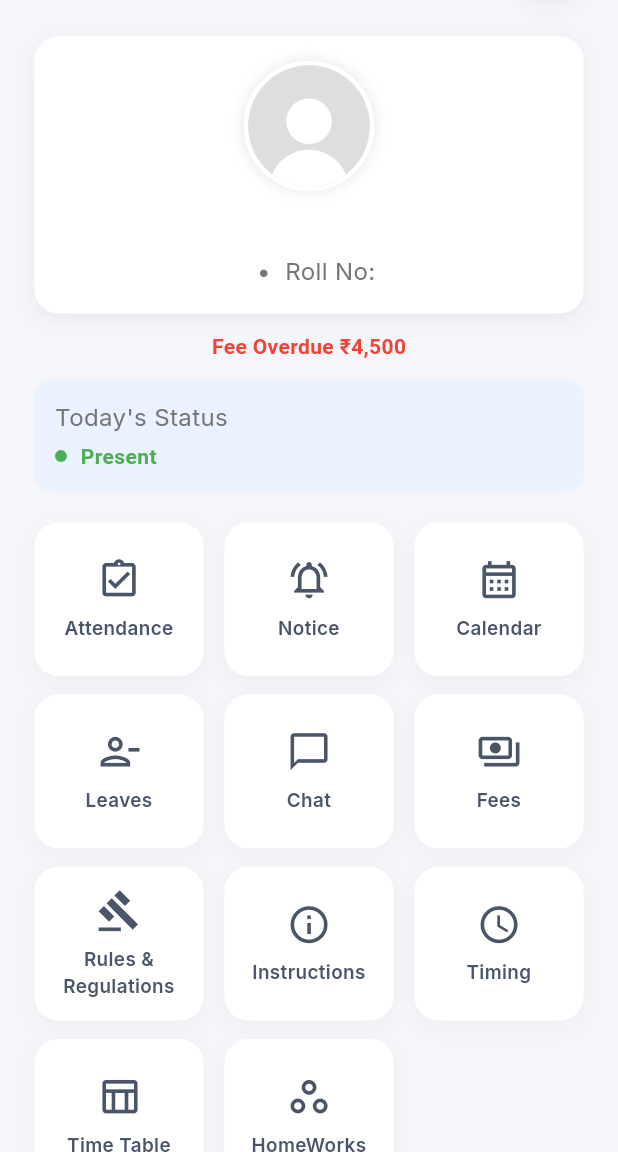
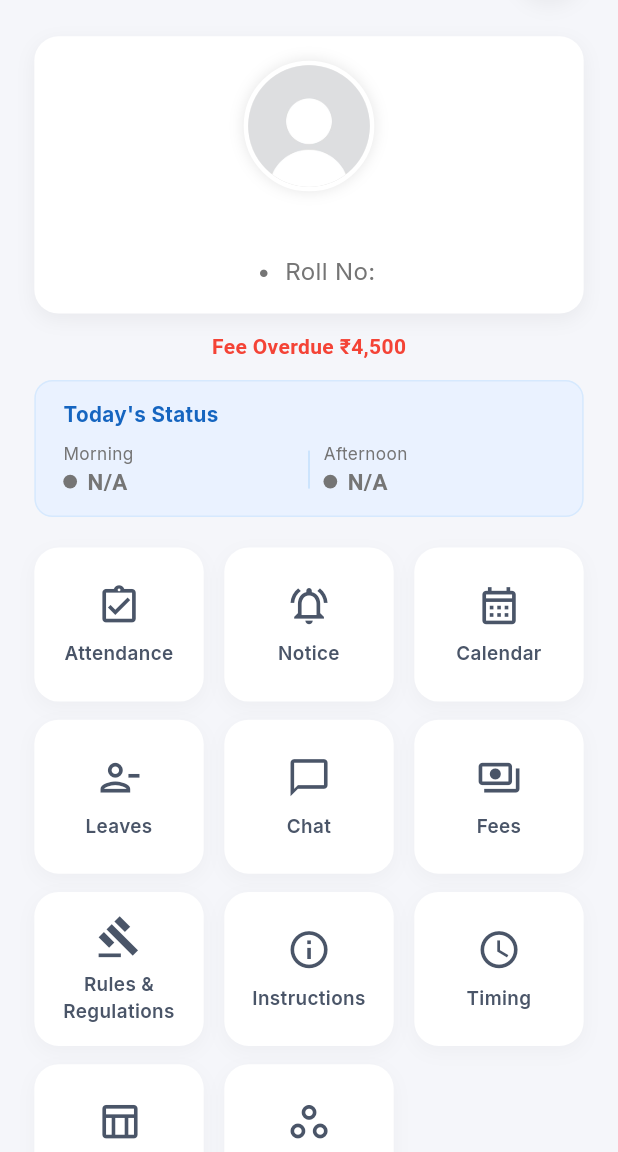
Before and after one commit to Ameenyasircm/metschooldairyapp, a Flutter app: the ParentHomeScreen screen opened directly with empty values, on a phone screen of 412 x 824 dp, the part 84-1236 px from its top. Run offline on Flutter 3.47's test engine with Material 3 defaults, Android fonts, the phone set to English and light mode, and no system bars; our stand-ins replace cloud_firestore, file_picker, firebase_auth, firebase_core, firebase_database, firebase_messaging and 10 more; missing offline and left inert: cloudinary_public, syncfusion_flutter_pdfviewer; accounts and stored records are empty; project files that could hold a hidden picture were left out; key blocks and very long unbroken strings in the code were emptied for the run.

Commit message:
Parent Home – Update Student Profile

```diff
--- a/lib/features/modules/parent/views/parent_home.dart
+++ b/lib/features/modules/parent/views/parent_home.dart
@@ -1,14 +1,13 @@
 import 'dart:convert';
-import 'package:cloud_firestore/cloud_firestore.dart';
 import 'package:flutter/material.dart';
 import 'package:flutter_screenutil/flutter_screenutil.dart';
+import 'package:intl/intl.dart';
 import 'package:met_school/core/constants/app_assets.dart';
 import 'package:met_school/features/modules/parent/views/parent_view_homeworks.dart';
 import 'package:met_school/features/modules/parent/views/view_parent_instructions.dart';
 import 'package:met_school/providers/parent_provider.dart';
 import 'package:provider/provider.dart';
 import 'package:shared_preferences/shared_preferences.dart';
-import '../../../../core/theme/app_colors.dart';
 import '../../../../core/theme/app_padding.dart';
 import '../../../../core/theme/app_radius.dart';
 import '../../../../core/theme/app_spacing.dart';
@@ -112,6 +111,57 @@ class _ParentHomeScreenState extends State<ParentHomeScreen> {
     if (mounted) {
       context.read<ParentProvider>().fetchStudent(academicYearId:widget.academicYearID,studentId: currentStudentId??'');
     }
+  }
+
+  String _getAttendanceStatus(Map<String, dynamic>? data, String key) {
+    if (data == null || data['daily_attendance'] == null) return "N/A";
+
+    final dailyMap = data['daily_attendance'] as Map<String, dynamic>;
+    if (!dailyMap.containsKey(key)) return "N/A";
+
+    final status = dailyMap[key]?.toString().toLowerCase();
+    if (status == null || status.isEmpty) return "N/A";
+    return status[0].toUpperCase() + status.substring(1);
+  }
+
+  Color _getStatusColor(String status) {
+    switch (status.toLowerCase()) {
+      case 'present':
+        return Colors.green;
+      case 'absent':
+        return Colors.red;
+      case 'late':
+        return Colors.orange;
+      default:
+        return Colors.grey.shade600;
+    }
+  }
+
+  Widget _statusIndicator(String label, String status) {
+    final color = _getStatusColor(status);
+    return Column(
+      crossAxisAlignment: CrossAxisAlignment.start,
+      children: [
+        Text(label, style: AppTypography.body2.copyWith(fontSize: 10.sp, color: Colors.grey.shade600)),
+        Row(
+          children: [
+            Container(
+              width: 8.w,
+              height: 8.w,
+              decoration: BoxDecoration(
+                color: color,
+                shape: BoxShape.circle,
+              ),
+            ),
+            SizedBox(width: 6.w),
+            Text(
+              status,
+              style: TextStyle(color: color, fontWeight: FontWeight.bold, fontSize: 13.sp),
+            ),
+          ],
+        ),
+      ],
+    );
   }
 
   @override
@@ -274,37 +324,54 @@ class _ParentHomeScreenState extends State<ParentHomeScreen> {
                 AppSpacing.h12,
 
                 /// 🟢 Status
-                Container(
+                Builder(
+                  builder: (context) {
+                    final today = DateFormat('dd-MM-yyyy').format(DateTime.now());
+                    final morningKey = "${today}_M";
+                    final afternoonKey = "${today}_A";
+
+                    final morningStatus = _getAttendanceStatus(provider.studentData, morningKey);
+                    final afternoonStatus = _getAttendanceStatus(provider.studentData, afternoonKey);
+
+                    return Container(
                       width: double.infinity,
-                  padding: EdgeInsets.all(12.w),
+                      padding: EdgeInsets.symmetric(horizontal: 16.w, vertical: 12.h),
                       decoration: BoxDecoration(
                         color: const Color(0xffEAF2FF),
                         borderRadius: BorderRadius.circular(12.r),
+                        border: Border.all(color: Colors.blue.withOpacity(0.1)),
                       ),
                       child: Column(
                         crossAxisAlignment: CrossAxisAlignment.start,
                         children: [
-                      Text("Today's Status", style: AppTypography.body2.copyWith(color: Colors.grey.shade600)),
-                      AppSpacing.h4,
+                          Text("Today's Status",
+                            style: AppTypography.body2.copyWith(
+                              color: Colors.blue.shade800,
+                              fontWeight: FontWeight.bold,
+                              fontSize: 12.sp
+                            )
+                          ),
+                          AppSpacing.h8,
                           Row(
                             children: [
+                              Expanded(
+                                child: _statusIndicator("Morning", morningStatus),
+                              ),
                               Container(
-                            width: 8,
-                            height: 8,
-                            decoration: const BoxDecoration(
-                              color: Colors.green,
-                              shape: BoxShape.circle,
+                                width: 1,
+                                height: 25.h,
+                                color: Colors.blue.withOpacity(0.2),
+                                margin: EdgeInsets.symmetric(horizontal: 8.w),
                               ),
-                          ),
-                          SizedBox(width: 8.w),
-                          const Text(
-                            "Present",
-                            style: TextStyle(color: Colors.green, fontWeight: FontWeight.bold),
+                              Expanded(
+                                child: _statusIndicator("Afternoon", afternoonStatus),
                               ),
                             ],
                           ),
                         ],
                       ),
+                    );
+                  }
                 ),
 
                 AppSpacing.h20,
--- a/lib/features/modules/teacher/attendance/data/models/attendance_model.dart
+++ b/lib/features/modules/teacher/attendance/data/models/attendance_model.dart
@@ -6,6 +6,7 @@ enum AttendanceSession { morning, afternoon }
 
 class StudentAttendanceData {
   final String studentId;
+  final String enrollmentDocId;
   final String name;
   final int rollNo;
   final String parentPhone;
@@ -20,6 +21,7 @@ class StudentAttendanceData {
 
   StudentAttendanceData({
     required this.studentId,
+    required this.enrollmentDocId,
     required this.name,
     required this.rollNo,
     this.parentPhone = '',
@@ -36,6 +38,7 @@ class StudentAttendanceData {
   factory StudentAttendanceData.fromMap(String id, Map<String, dynamic> map) {
     return StudentAttendanceData(
       studentId: id,
+      enrollmentDocId: map['enrollmentDocId'] ?? '',
       name: map['name'] ?? '',
       rollNo: map['rollNo'] ?? 0,
       parentPhone: map['parentPhone'] ?? '',
@@ -61,6 +64,7 @@ class StudentAttendanceData {
 
   Map<String, dynamic> toMap() {
     return {
+      'enrollmentDocId': enrollmentDocId,
       'name': name,
       'rollNo': rollNo,
       'parentPhone': parentPhone,
--- a/lib/features/modules/teacher/attendance/presentation/provider/attendance_provider.dart
+++ b/lib/features/modules/teacher/attendance/presentation/provider/attendance_provider.dart
@@ -46,6 +46,7 @@ class AttendanceProvider extends ChangeNotifier {
       rollNo: e.rollNumber,
       parentId: e.parentId,
       parentPhone: e.parentPhone,
+      enrollmentDocId: e.id,
     )).toList();
     _applySearch();
   }
--- a/lib/features/modules/teacher/attendance/presentation/provider/attendance_view_model.dart
+++ b/lib/features/modules/teacher/attendance/presentation/provider/attendance_view_model.dart
@@ -69,6 +69,7 @@ class AttendanceViewModel extends ChangeNotifier {
       for (var e in enrollments) {
         newAttendanceMap[e.studentId] = StudentAttendanceData(
           studentId: e.studentId,
+          enrollmentDocId: e.id,
           name: e.name,
           rollNo: e.rollNumber,
           parentPhone: e.parentPhone,
@@ -211,7 +212,7 @@ class AttendanceViewModel extends ChangeNotifier {
         students: _attendanceMap, classId: _classId!,
       );
 
-      await _service.saveAttendance(model);
+      await _service.saveAttendance(model, _selectedSession);
 
       // Trigger notifications for late students
       for (var data in _attendanceMap.values) {
--- a/lib/features/modules/teacher/students/data/repository/student_repository.dart
+++ b/lib/features/modules/teacher/students/data/repository/student_repository.dart
@@ -47,7 +47,7 @@ class StudentRepository {
       limit: 100,
       queryBuilder: (query) => query.where('class_id', isEqualTo: classId).where('division_id', isEqualTo: divisionId).orderBy('roll_number'),
     );
-    return snapshot.docs.map((doc) => EnrollerModel.fromMap(doc.data() as Map<String, dynamic>)).toList();
+    return snapshot.docs.map((doc) => EnrollerModel.fromMap(doc.data() as Map<String, dynamic>, doc.id)).toList();
   }
 
   Future<Map<String, dynamic>?> getParentById(String parentId) async {
--- a/lib/features/modules/teacher/students/presentation/provider/student_provider.dart
+++ b/lib/features/modules/teacher/students/presentation/provider/student_provider.dart
@@ -147,8 +147,7 @@ class StudentProvider extends ChangeNotifier {
     } else {
       myLastDoc = result.docs.last;
       final newItems = result.docs
-          .map((e) => EnrollerModel.fromMap(e.data() as Map<String, dynamic>))
-          .toList();
+          .map((e) => EnrollerModel.fromMap(e.data() as Map<String, dynamic>,e.id)).toList();
       myAllStudents.addAll(newItems);
       _applyMyStdSearch();
     }
--- a/lib/providers/parent_provider.dart
+++ b/lib/providers/parent_provider.dart
@@ -17,6 +17,8 @@ class ParentProvider with ChangeNotifier {
   String parentName = "";
   String classId = "";
 
+  Map<String, dynamic>? studentData;
+
   bool isLoading = false;
 
   Future<void> fetchStudent({
@@ -35,7 +37,8 @@ class ParentProvider with ChangeNotifier {
           .get();
 
       if (snapshot.docs.isNotEmpty) {
-        final data = snapshot.docs.first.data();
+        studentData = snapshot.docs.first.data();
+        final data = studentData!;
 
         name = data['student_name']?.toString() ?? "";
         className = data['class_name']?.toString() ?? "";
```
Also changed, not shown: lib/features/modules/teacher/attendance/data/service/attendance_firestore_service.dart (+27 -2 lines), lib/features/modules/teacher/students/data/models/tech_student_model.dart (+5 -2 lines). Lines whose indentation alone changed are shown as unchanged.
